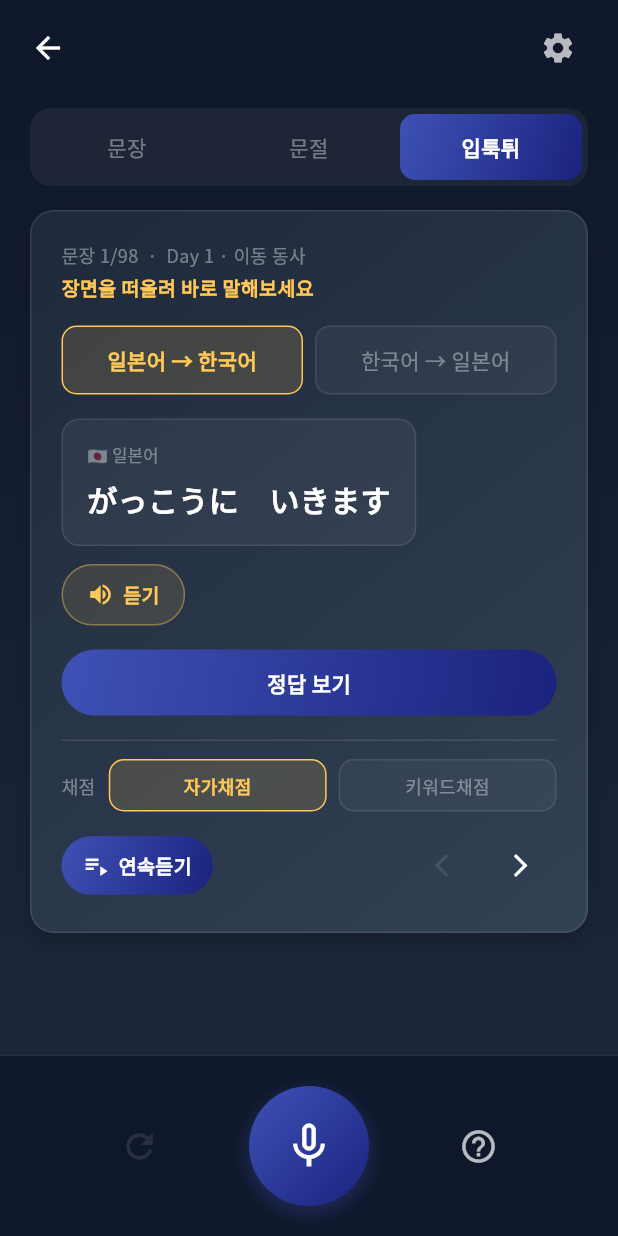
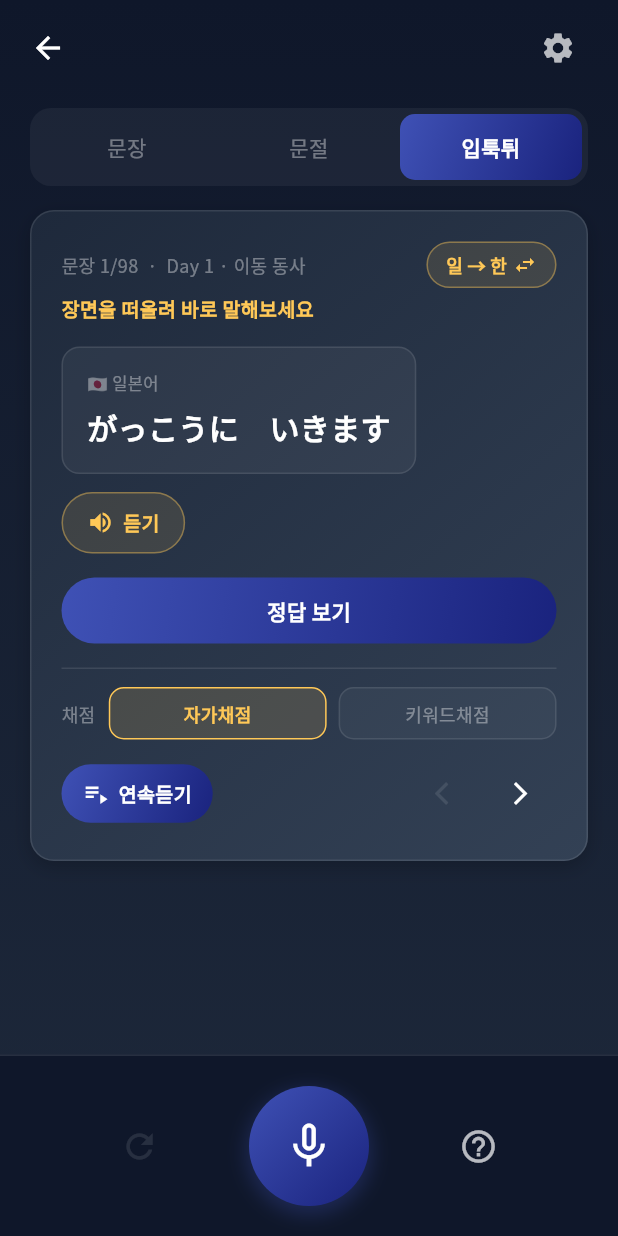
Before and after one commit to plan153/maltim, a Flutter app: the PracticeScreen screen opened by its route, after a tap on "문절", after a tap on "입툭튀", on a phone screen of 412 x 824 dp. Run offline on Flutter 3.47's test engine with Material 3 defaults, Android fonts, the phone set to English and light mode, and no system bars; our stand-ins replace audioplayers, flutter_tts, go_router, google_fonts, permission_handler, shared_preferences and 1 more; missing offline and left inert: dart:html, dart:js_interop, string_similarity; accounts and stored records are empty.

Commit message:
fix: 입툭튀 방향 토글을 우측 상단 소형 버튼으로 이동, 듣기 버튼에 탭 피드백 추가

```diff
--- a/lib/screens/practice_screen.dart
+++ b/lib/screens/practice_screen.dart
@@ -987,6 +987,7 @@ class _PracticeScreenState extends State<PracticeScreen> {
                 style:
                     const TextStyle(color: AppColors.textMuted, fontSize: 12),
               ),
+              _recallDirectionToggle(),
             ],
           ),
           const SizedBox(height: 4),
@@ -998,8 +999,6 @@ class _PracticeScreenState extends State<PracticeScreen> {
               fontWeight: FontWeight.bold,
             ),
           ),
-          const SizedBox(height: 16),
-          _recallDirectionToggle(),
           const SizedBox(height: 16),
           // 원본 문장 (앱이 읽어주는 문장)
           Container(
@@ -1029,15 +1028,19 @@ class _PracticeScreenState extends State<PracticeScreen> {
             ),
           ),
           const SizedBox(height: 12),
-          GestureDetector(
+          Material(
+            color: Colors.transparent,
+            child: InkWell(
+              borderRadius: BorderRadius.circular(24),
               onTap: _isPlaying ? null : _speakRecallSource,
               child: Container(
-              padding: const EdgeInsets.symmetric(horizontal: 16, vertical: 10),
+                padding:
+                    const EdgeInsets.symmetric(horizontal: 16, vertical: 10),
                 decoration: BoxDecoration(
                   color: AppColors.accent.withValues(alpha: 0.12),
                   borderRadius: BorderRadius.circular(24),
-                border:
-                    Border.all(color: AppColors.accent.withValues(alpha: 0.4)),
+                  border: Border.all(
+                      color: AppColors.accent.withValues(alpha: 0.4)),
                 ),
                 child: Row(
                   mainAxisSize: MainAxisSize.min,
@@ -1051,6 +1054,7 @@ class _PracticeScreenState extends State<PracticeScreen> {
                             fontSize: 13,
                             fontWeight: FontWeight.bold)),
                   ],
+                ),
               ),
             ),
           ),
@@ -1145,30 +1149,38 @@ class _PracticeScreenState extends State<PracticeScreen> {
   }
 
   Widget _recallDirectionToggle() {
-    return Row(
-      children: [
-        Expanded(
-          child: _recallToggleChip(
-            '일본어 → 한국어',
-            _recallDirection == RecallDirection.jpToKo,
-            () => setState(() {
-              _recallDirection = RecallDirection.jpToKo;
+    final isJpToKo = _recallDirection == RecallDirection.jpToKo;
+    final label = isJpToKo ? '일 → 한' : '한 → 일';
+    return Material(
+      color: Colors.transparent,
+      child: InkWell(
+        borderRadius: BorderRadius.circular(20),
+        onTap: () => setState(() {
+          _recallDirection =
+              isJpToKo ? RecallDirection.koToJp : RecallDirection.jpToKo;
           _resetSession();
         }),
-          ),
-        ),
-        const SizedBox(width: 8),
-        Expanded(
-          child: _recallToggleChip(
-            '한국어 → 일본어',
-            _recallDirection == RecallDirection.koToJp,
-            () => setState(() {
-              _recallDirection = RecallDirection.koToJp;
-              _resetSession();
-            }),
-          ),
-        ),
-      ],
+        child: Container(
+          padding: const EdgeInsets.symmetric(horizontal: 12, vertical: 6),
+          decoration: BoxDecoration(
+            color: AppColors.accent.withValues(alpha: 0.12),
+            borderRadius: BorderRadius.circular(20),
+            border: Border.all(color: AppColors.accent.withValues(alpha: 0.4)),
+          ),
+          child: Row(
+            mainAxisSize: MainAxisSize.min,
+            children: [
+              Text(label,
+                  style: const TextStyle(
+                      color: AppColors.accent,
+                      fontSize: 12,
+                      fontWeight: FontWeight.bold)),
+              const SizedBox(width: 4),
+              const Icon(Icons.swap_horiz, color: AppColors.accent, size: 16),
+            ],
+          ),
+        ),
+      ),
     );
   }
 
```
Lines whose indentation alone changed are shown as unchanged.
